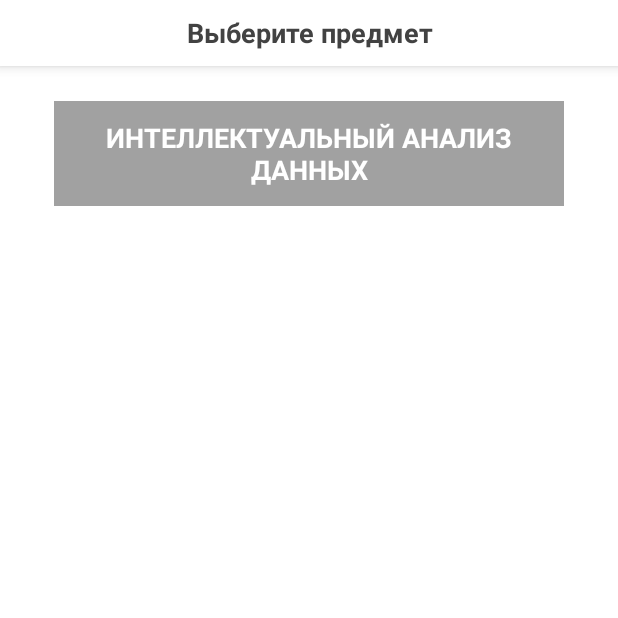
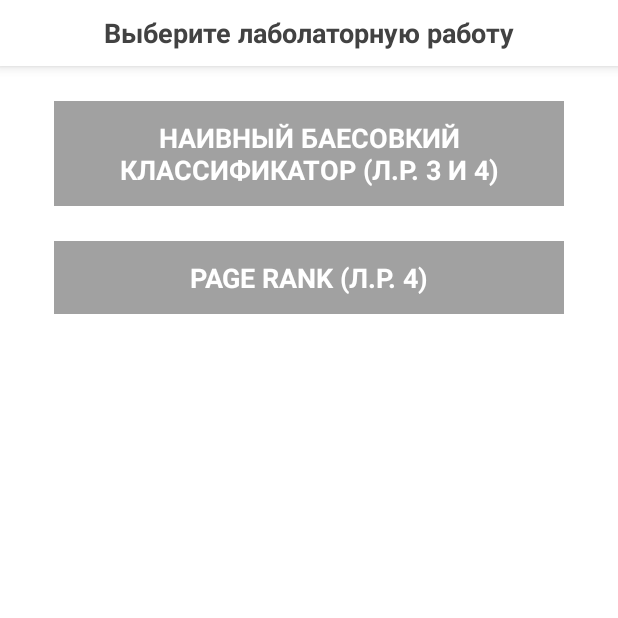
Before and after one commit to Rogdan/4kurs_labs, an Android app: the screen it shows after launch (MainActivity), on a phone screen of 412 x 824 dp, the top half of it. Run offline under Robolectric (Android 15) with nearby library versions, the light colour scheme and no system bars; our stand-ins replace ButterKnife, Dagger/Hilt's generated code.

Commit message:
Діденко, лаба 4 (почато)

```diff
--- a/app/src/main/java/com/rogdanapp/stohastikalab1/ui/MainActivity.java
+++ b/app/src/main/java/com/rogdanapp/stohastikalab1/ui/MainActivity.java
@@ -8,6 +8,7 @@ import android.widget.TextView;
 import com.rogdanapp.stohastikalab1.R;
 import com.rogdanapp.stohastikalab1.core.BaseActivity;
 import com.rogdanapp.stohastikalab1.ui.didenko.analyze.AnalyzeActivity;
+import com.rogdanapp.stohastikalab1.ui.didenko.page_rank.PageRankActivity;
 
 import butterknife.BindView;
 import butterknife.OnClick;
@@ -25,13 +26,19 @@ public class MainActivity extends BaseActivity {
 
     @Override
     protected void initView() {
-        titleTV.setText(R.string.choose_lesson);
+        titleTV.setText(R.string.choose_lab);
         leftIV.setVisibility(View.INVISIBLE);
     }
 
-    @OnClick(R.id.didenko_labs_tv)
-    protected void gotoDidenkoLab(){
+    @OnClick(R.id.didenko_lab_2_3_tv)
+    protected void gotoLab2And3(){
         Intent intent = new Intent(this, AnalyzeActivity.class);
+        startActivity(intent);
+    }
+
+    @OnClick(R.id.didenko_lab_4_tv)
+    protected void gotoLab4(){
+        Intent intent = new Intent(this, PageRankActivity.class);
         startActivity(intent);
     }
 
--- a/app/src/main/res/layout/activity_main.xml
+++ b/app/src/main/res/layout/activity_main.xml
@@ -16,6 +16,7 @@
         android:scrollbars="vertical">
 
         <LinearLayout
+            android:orientation="vertical"
             android:paddingTop="@dimen/app_top_bottom_margins"
             android:paddingBottom="@dimen/app_top_bottom_margins"
             android:paddingStart="@dimen/app_left_right_margins"
@@ -24,9 +25,17 @@
             android:layout_height="wrap_content">
 
             <TextView
-                android:id="@+id/didenko_labs_tv"
-                android:text="@string/didenko_labs"
+                android:id="@+id/didenko_lab_2_3_tv"
+                android:text="@string/didenko_labs_2_3"
                 style="@style/GreyButtonStyle"
+                android:layout_width="match_parent"
+                android:layout_height="wrap_content" />
+
+            <TextView
+                android:id="@+id/didenko_lab_4_tv"
+                android:layout_marginTop="23dp"
+                style="@style/GreyButtonStyle"
+                android:text="@string/page_rank_lab_4"
                 android:layout_width="match_parent"
                 android:layout_height="wrap_content" />
         </LinearLayout>
--- a/app/src/main/res/values/strings.xml
+++ b/app/src/main/res/values/strings.xml
@@ -1,8 +1,8 @@
 <resources>
     <string name="app_name">Лаба 1</string>
     <!-- Didenko -->
-    <string name="didenko_labs">Интеллектуальный анализ данных</string>
-    <string name="choose_lesson">Выберите предмет</string>
+    <string name="didenko_labs_2_3">Наивный Баесовкий классификатор (л.р. 3 и 4)</string>
+    <string name="choose_lab">Выберите лаболаторную работу</string>
     <string name="words">Слова:</string>
     <string name="ham">Ham</string>
     <string name="spam">Spam</string>
@@ -45,4 +45,12 @@
         <item>for</item>
         <item>about</item>
     </string-array>
+
+    <!-- Page rank -->
+    <string name="http">http://</string>
+    <string name="link">Ссылка</string>
+    <string name="enter_address">Введите адрес сайта</string>
+    <string name="calculate_page_rank">Посчитать PageRank</string>
+    <string name="page_rank">Page Rank</string>
+    <string name="page_rank_lab_4">Page Rank (л.р. 4)</string>
 </resources>
```
Also changed, not shown: app/src/main/AndroidManifest.xml (+7 -0 lines), app/src/main/java/com/rogdanapp/stohastikalab1/ui/didenko/page_rank/PageRankActivity.java (added, +44 -0 lines), app/src/main/res/layout/activity_page_rank.xml (added, +55 -0 lines).
